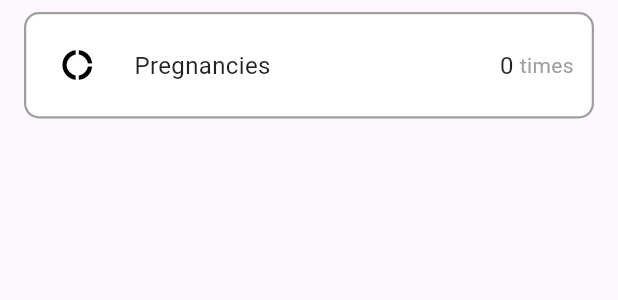
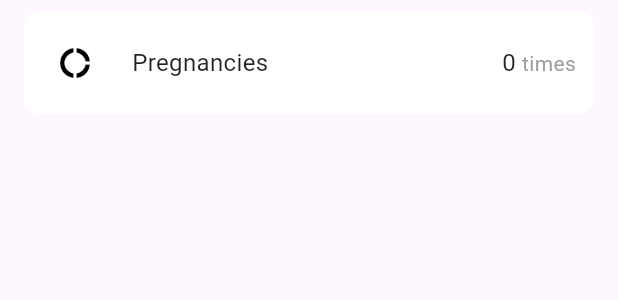
Before and after one commit to kteken10/flutter_health_app, a Flutter app: the ParameterWidget widget shown alone on an empty page, opened directly, on a phone screen of 412 x 824 dp. Shown: the top 300 px of the screen. Run offline on Flutter 3.47's test engine with Material 3 defaults, Android fonts, the phone set to English and light mode, and no system bars; our stand-ins replace flutter_svg, font_awesome_flutter, intl_phone_number_input, shared_preferences; missing offline and left inert: bottom_bar; accounts and stored records are empty.

Commit message:
remove Border To card of parameter

```diff
--- a/lib/ui/parameter_widget.dart
+++ b/lib/ui/parameter_widget.dart
@@ -22,7 +22,7 @@
         decoration: BoxDecoration(
           color: Colors.white, // Fond blanc
           borderRadius: BorderRadius.circular(10), // Bordures arrondies
-          border: Border.all(color: Colors.grey, width: 1.5), // Bordure grise visible
+          // border: Border.all(color: Colors.grey, width: 1.5), // Bordure grise visible
         ),
         padding: const EdgeInsets.all(12.0), // Espacement intérieur
         child: Row(
```
